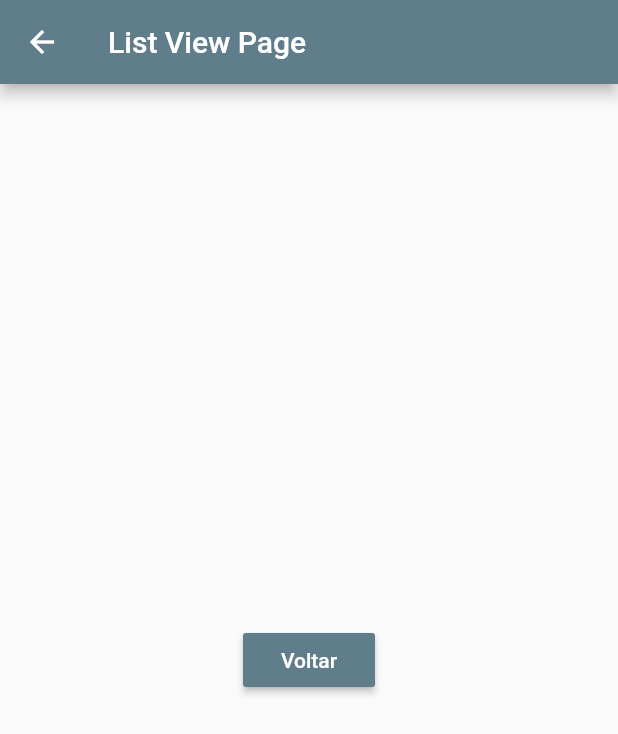
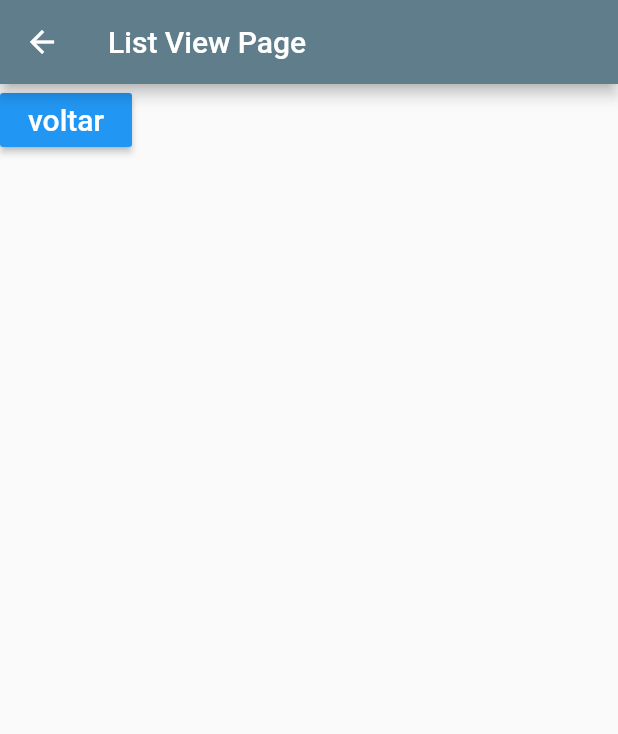
Before and after one commit to SouzaEduardoAC/try-flutter, a Flutter app: the ListViewPage screen opened directly, on a phone screen of 412 x 824 dp. Shown: the top 734 px of the screen. Run offline on Flutter 3.47's test engine with Material 2 defaults, Android fonts, the phone set to English and light mode, and no system bars; network calls fail.

Commit message:
Added option parameter example

```diff
--- a/lib/pages/list_view.dart
+++ b/lib/pages/list_view.dart
@@ -1,4 +1,5 @@
 import 'package:flutter/material.dart';
+import 'package:tryflutter/widgets/blue_button.dart';
 
 class ListViewPage extends StatelessWidget {
   @override
@@ -12,15 +13,9 @@ class ListViewPage extends StatelessWidget {
   }
 
   _body(BuildContext context) {
-    return Center(
-      child: RaisedButton(
-        color: Colors.blueGrey,
-        child: Text(
-          "Voltar",
-          style: TextStyle(color: Colors.white),
-        ),
-        onPressed: () => _onClickVoltar(context),
-      ),
+    return BlueButton(
+      "voltar",
+      onPressed: () => _onClickVoltar(context),
     );
   }
 
--- /dev/null
+++ b/lib/widgets/blue_button.dart
@@ -0,0 +1,23 @@
+import 'package:flutter/material.dart';
+
+class BlueButton extends StatelessWidget {
+  String text;
+  Function onPressed;
+
+  BlueButton(this.text, {this.onPressed});
+
+  @override
+  Widget build(BuildContext context) {
+    return RaisedButton(
+      color: Colors.blue,
+      child: Text(
+        text,
+        style: TextStyle(
+          color: Colors.white,
+          fontSize: 20
+        ),
+      ),
+      onPressed: onPressed,
+    );
+  }
+}
```
Also changed, not shown: lib/pages/home_page.dart (+8 -17 lines).
